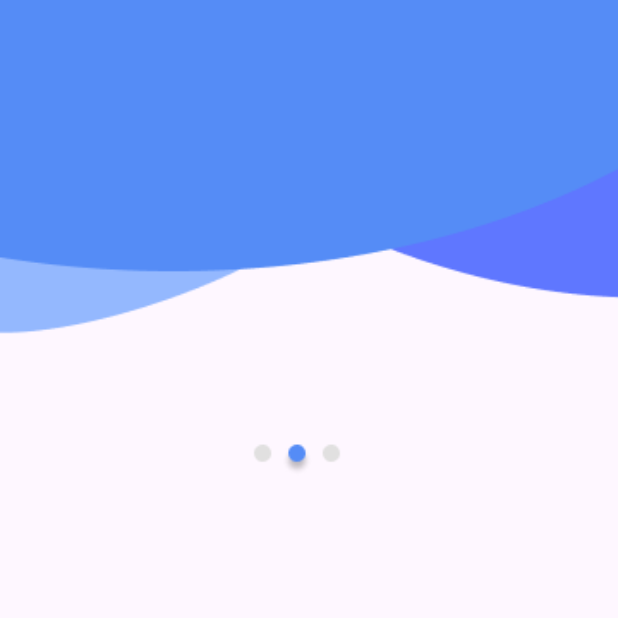
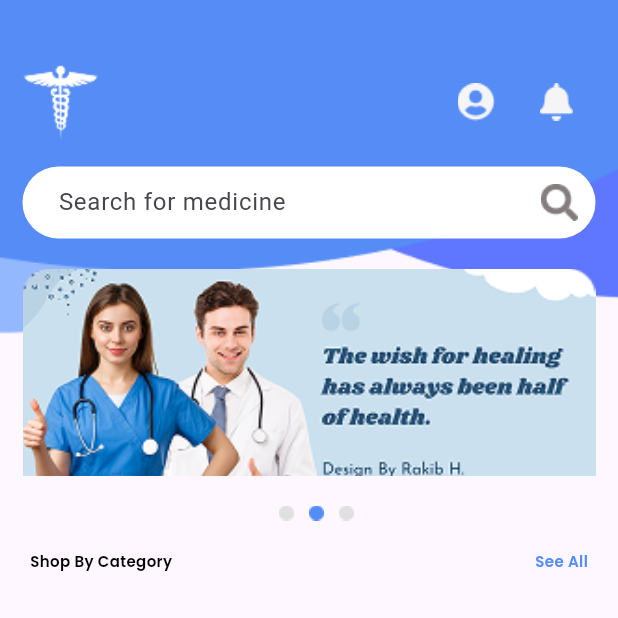
Before and after one commit to minKasent/pharmarcy_manage, a Flutter app: the screen it shows after launch, on a phone screen of 412 x 824 dp, the top half of it. Run offline on Flutter 3.47's test engine with Material 3 defaults, Android fonts, the light colour scheme and no system bars.

Commit message:
feat:implement home_screen

```diff
--- /dev/null
+++ b/lib/core/component/app_text_filed.dart
@@ -0,0 +1,26 @@
+import 'package:flutter/material.dart';
+import 'app_text_style.dart';
+
+class AppTextField extends StatelessWidget {
+  final String label;
+  final TextEditingController? controller;
+
+  const AppTextField({
+    super.key,
+    required this.label,
+    this.controller,
+  });
+
+  @override
+  Widget build(BuildContext context) {
+    return TextField(
+      style: AppTextStyle.text12Regular,
+      controller: controller,
+      decoration: InputDecoration(
+        labelText: label,
+        border: UnderlineInputBorder(),
+      ),
+    );
+
+  }
+}
--- a/lib/core/constant/app_image_path.dart
+++ b/lib/core/constant/app_image_path.dart
@@ -11,5 +11,9 @@ class AppImagePath {
   static const String imageMedPro4 = 'assets/images/image_medic_product_4.png';
   static const String imageMedPro5 = 'assets/images/image_medic_product_5.png';
   static const String imageMedPro6 = 'assets/images/image_medic_product_6.png';
+  static const String imageEllipse1 = 'assets/images/image_Ellipse_1.png';
+  static const String imageEllipse2 = 'assets/images/image_Ellipse_2.png';
+  static const String imageEllipse3 = 'assets/images/image_Ellipse_3.png';
+
 
 }
--- a/lib/screen/home_screen.dart
+++ b/lib/screen/home_screen.dart
@@ -1,4 +1,8 @@
 import 'package:flutter/material.dart';
+import 'package:pharma_management/core/component/app_text.dart';
+import 'package:pharma_management/core/component/app_text_style.dart';
+import 'package:pharma_management/core/constant/app_color_path.dart';
+import 'package:pharma_management/core/constant/app_icon_path.dart';
 import 'package:pharma_management/core/constant/app_image_path.dart';
 
 class HomeScreen extends StatelessWidget {
@@ -8,10 +12,99 @@ class HomeScreen extends StatelessWidget {
   Widget build(BuildContext context) {
     var size = MediaQuery.of(context).size;
     return Scaffold(
-      body: Image.asset(
-        AppImagePath.imageAppBarBackGround,
-        width: double.infinity,
-        fit: BoxFit.cover,
+      body: Column(
+        children: [
+          Stack(
+            children: [
+              Image.asset(
+                AppImagePath.imageAppBarBackGround,
+                width: double.infinity,
+                fit: BoxFit.cover,
+              ),
+              Positioned(
+                top: 0,
+                left: 0,
+                child: SizedBox(
+                  width: size.width,
+                  child: Padding(
+                    padding: const EdgeInsets.symmetric(
+                      horizontal: 15,
+                      vertical: 40,
+                    ),
+                    child: Column(
+                      children: [
+                        Row(
+                          children: [
+                            Image.asset(
+                              AppImagePath.imageLogo,
+                              color: AppColorPath.white,
+                            ),
+                            const Spacer(),
+                            Image.asset(AppIconPath.iconUser),
+                            const SizedBox(width: 30),
+                            Image.asset(AppIconPath.iconNotification),
+                            const SizedBox(width: 15),
+                          ],
+                        ),
+                        const SizedBox(height: 15),
+                        TextField(
+                          decoration: InputDecoration(
+                            hintText: 'Search for medicine',
+                            filled: true,
+                            fillColor: AppColorPath.white,
+                            border: OutlineInputBorder(
+                              borderRadius: BorderRadius.circular(30),
+                              borderSide: BorderSide.none,
+                            ),
+                            suffixIcon: Image.asset(AppIconPath.iconSearch),
+                            contentPadding: EdgeInsets.symmetric(
+                              vertical: 0,
+                              horizontal: 20,
+                            ),
+                          ),
+                        ),
+                        const SizedBox(height: 20),
+                        Image.asset(AppImagePath.imageDoctorHealth, scale: 0.5),
+                      ],
+                    ),
+                  ),
+                ),
+              ),
+            ],
+          ),
+          const SizedBox(height: 20),
+          Row(
+            mainAxisAlignment: MainAxisAlignment.center,
+            children: [
+              const SizedBox(width: 10),
+              Image.asset(AppImagePath.imageEllipse2),
+              const SizedBox(width: 10),
+              Image.asset(AppImagePath.imageEllipse3, color: AppColorPath.blue),
+              const SizedBox(width: 10),
+              Image.asset(AppImagePath.imageEllipse3),
+            ],
+          ),
+          const SizedBox(height: 20,),
+          Padding(
+            padding: const EdgeInsets.symmetric(horizontal: 20),
+            child: Row(
+              mainAxisAlignment: MainAxisAlignment.spaceBetween,
+              children: [
+                AppText(
+                  content: "Shop By Category",
+                  style: AppTextStyle.text10Bold,
+                ),
+                AppText(
+                  content: "See All",
+                  style: AppTextStyle.text10Bold.copyWith(
+                    color: AppColorPath.blue,
+                  ),
+                ),
+              ],
+            ),
+          ),
+          Padding(padding: EdgeInsets.symmetric(horizontal: 20),)
+        ],
       ),
     );
   }
```
Also changed, not shown: assets/images/image_Ellipse_1.png (added), assets/images/image_Ellipse_2.png (added), assets/images/image_Ellipse_3.png (added).
